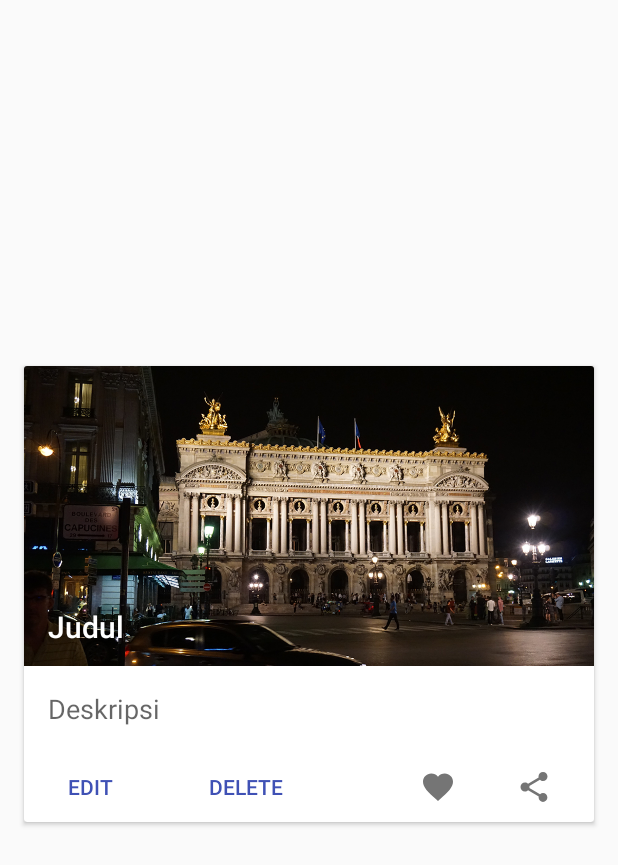
After one commit to ochaperdana/RecyclerView3, an Android app: the layout item_list.xml on its own in the app's theme, with its tools: preview values and no code run, on a phone screen of 412 x 824 dp. The commit adds this screen. Shown: the top 865 px of the screen. Run offline under Robolectric (Android 15) with nearby library versions, the phone set to English and light mode, and no system bars.

Commit message:
(+)RecyclerView List Card

```diff
--- a/app/build.gradle
+++ b/app/build.gradle
@@ -26,5 +26,7 @@ dependencies {
     })
     compile 'com.android.support:appcompat-v7:24.2.1'
     compile 'com.android.support:design:24.2.1'
+    compile 'com.android.support:recyclerview-v7:24.2.1'
+    compile 'com.android.support:cardview-v7:24.2.1'
     testCompile 'junit:junit:4.12'
 }
--- /dev/null
+++ b/app/src/main/res/drawable/ic_favorite_black_24dp.xml
@@ -0,0 +1,9 @@
+<vector xmlns:android="http://schemas.android.com/apk/res/android"
+    android:width="24dp"
+    android:height="24dp"
+    android:viewportHeight="24.0"
+    android:viewportWidth="24.0">
+    <path
+        android:fillColor="#FF000000"
+        android:pathData="M12,21.35l-1.45,-1.32C5.4,15.36 2,12.28 2,8.5 2,5.42 4.42,3 7.5,3c1.74,0 3.41,0.81 4.5,2.09C13.09,3.81 14.76,3 16.5,3 19.58,3 22,5.42 22,8.5c0,3.78 -3.4,6.86 -8.55,11.54L12,21.35z" />
+</vector>
--- /dev/null
+++ b/app/src/main/res/drawable/ic_share_black_24dp.xml
@@ -0,0 +1,9 @@
+<vector xmlns:android="http://schemas.android.com/apk/res/android"
+    android:width="24dp"
+    android:height="24dp"
+    android:viewportHeight="24.0"
+    android:viewportWidth="24.0">
+    <path
+        android:fillColor="#FFFFFFFF"
+        android:pathData="M18,16.08c-0.76,0 -1.44,0.3 -1.96,0.77L8.91,12.7c0.05,-0.23 0.09,-0.46 0.09,-0.7s-0.04,-0.47 -0.09,-0.7l7.05,-4.11c0.54,0.5 1.25,0.81 2.04,0.81 1.66,0 3,-1.34 3,-3s-1.34,-3 -3,-3 -3,1.34 -3,3c0,0.24 0.04,0.47 0.09,0.7L8.04,9.81C7.5,9.31 6.79,9 6,9c-1.66,0 -3,1.34 -3,3s1.34,3 3,3c0.79,0 1.5,-0.31 2.04,-0.81l7.12,4.16c-0.05,0.21 -0.08,0.43 -0.08,0.65 0,1.61 1.31,2.92 2.92,2.92 1.61,0 2.92,-1.31 2.92,-2.92s-1.31,-2.92 -2.92,-2.92z" />
+</vector>
--- /dev/null
+++ b/app/src/main/res/layout/item_list.xml
@@ -0,0 +1,90 @@
+<?xml version="1.0" encoding="utf-8"?>
+<android.support.v7.widget.CardView xmlns:android="http://schemas.android.com/apk/res/android"
+    xmlns:app="http://schemas.android.com/apk/res-auto"
+    xmlns:tools="http://schemas.android.com/tools"
+    android:id="@+id/cardView"
+    android:layout_width="match_parent"
+    android:layout_height="304dp"
+    android:layout_gravity="center"
+    android:layout_marginBottom="@dimen/activity_vertical_margin"
+    android:layout_marginLeft="@dimen/activity_horizontal_margin"
+    android:layout_marginRight="@dimen/activity_horizontal_margin"
+    android:foreground="?attr/selectableItemBackground">
+
+    <RelativeLayout
+        android:layout_width="match_parent"
+        android:layout_height="wrap_content">
+
+        <ImageView
+            android:id="@+id/imageView"
+            android:layout_width="match_parent"
+            android:layout_height="200dp"
+            android:scaleType="centerCrop"
+            tools:src="@drawable/a" />
+
+        <TextView
+            android:id="@+id/textViewJudul"
+            android:layout_width="match_parent"
+            android:layout_height="40dp"
+            android:layout_alignBottom="@+id/imageView"
+            android:layout_marginLeft="16dp"
+            android:textAppearance="@style/TextAppearance.AppCompat.Title"
+            android:textColor="@android:color/white"
+            tools:text="Judul" />
+
+        <TextView
+            android:id="@+id/textViewDeskripsi"
+            android:layout_width="match_parent"
+            android:layout_height="wrap_content"
+            android:layout_below="@+id/imageView"
+            android:ellipsize="end"
+            android:maxLines="1"
+            android:padding="16dp"
+            android:textAppearance="@style/TextAppearance.AppCompat.Medium"
+            tools:text="Deskripsi" />
+
+        <Button
+            android:id="@+id/buttonEdit"
+            style="?android:attr/borderlessButtonStyle"
+            android:layout_width="wrap_content"
+            android:layout_height="wrap_content"
+            android:layout_below="@+id/textViewDeskripsi"
+            android:text="EDIT"
+            android:textColor="?attr/colorPrimary" />
+
+        <Button
+            android:id="@+id/buttonDelete"
+            style="?android:attr/borderlessButtonStyle"
+            android:layout_width="wrap_content"
+            android:layout_height="wrap_content"
+            android:layout_below="@+id/textViewDeskripsi"
+            android:layout_marginLeft="16dp"
+            android:layout_toRightOf="@+id/buttonEdit"
+            android:text="DELETE"
+            android:textColor="?attr/colorPrimary" />
+
+        <ImageButton
+            android:id="@+id/buttonFavorite"
+            style="?android:attr/borderlessButtonStyle"
+            android:layout_width="48dp"
+            android:layout_height="48dp"
+            android:layout_below="@+id/textViewDeskripsi"
+            android:layout_marginRight="16dp"
+            android:layout_toLeftOf="@+id/buttonShare"
+            android:tint="#757575"
+            app:srcCompat="@drawable/ic_favorite_black_24dp" />
+
+        <ImageButton
+            android:id="@+id/buttonShare"
+            style="?android:attr/borderlessButtonStyle"
+            android:layout_width="48dp"
+            android:layout_height="48dp"
+            android:layout_alignParentRight="true"
+            android:layout_below="@+id/textViewDeskripsi"
+            android:layout_marginRight="16dp"
+            android:tint="#757575"
+            app:srcCompat="@drawable/ic_share_black_24dp" />
+
+    </RelativeLayout>
+
+</android.support.v7.widget.CardView>
```
Also changed, not shown: app/src/main/java/id/sch/smktelkom_mlg/learn/recyclerview3/MainActivity.java (+38 -0 lines), app/src/main/java/id/sch/smktelkom_mlg/learn/recyclerview3/adapter/HotelAdapter.java (added, +60 -0 lines), app/src/main/java/id/sch/smktelkom_mlg/learn/recyclerview3/model/Hotel.java (added, +20 -0 lines), app/src/main/res/drawable/ic_add_black_24dp.xml (added, +9 -0 lines), app/src/main/res/drawable/ic_camera_black_24dp.xml (added, +9 -0 lines), app/src/main/res/drawable/ic_search_black_24dp.xml (added, +9 -0 lines), app/src/main/res/layout/content_main.xml (+6 -12 lines), app/src/main/res/values/arrays.xml (added, +95 -0 lines), app/src/main/res/drawable/a.png (added), app/src/main/res/drawable/c.png (added), app/src/main/res/drawable/d.png (added), app/src/main/res/drawable/e.png (added), app/src/main/res/drawable/f.png (added), 1 other file.
